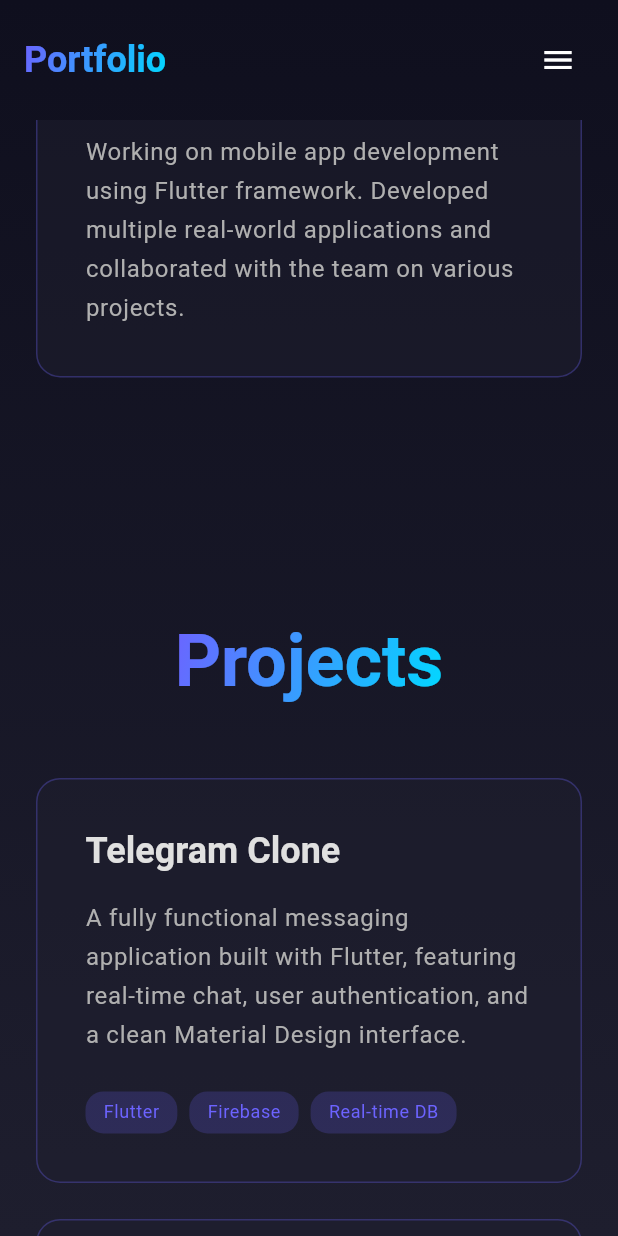
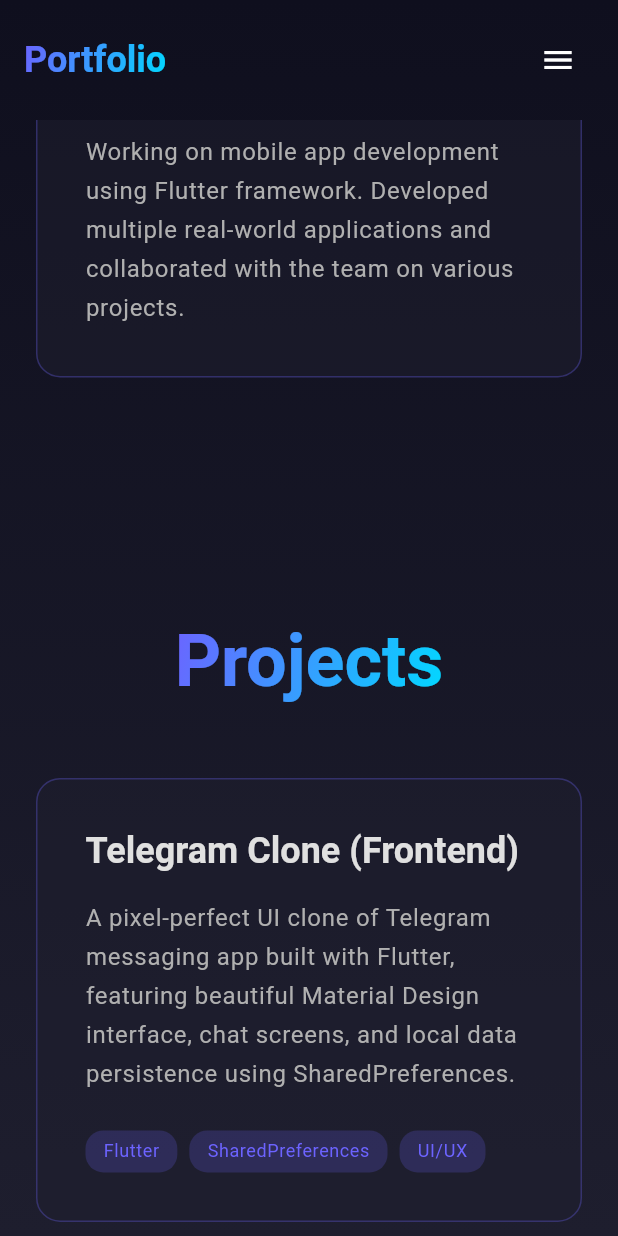
Before and after one commit to amar752/responsiveportfolio, a Flutter app: the screen it shows after launch, scrolled down 2304 dp, on a phone screen of 412 x 824 dp. Run offline on Flutter 3.47's test engine with Material 3 defaults, Android fonts, the phone set to English and light mode, and no system bars; our stand-ins replace font_awesome_flutter.

Commit message:
Update Telegram Clone description - frontend UI with SharedPreferences

```diff
--- a/lib/main.dart
+++ b/lib/main.dart
@@ -372,10 +372,10 @@
               ? Column(
                   children: [
                     _buildProjectCard(
-                      'Telegram Clone',
-                      'A fully functional messaging application built with Flutter, featuring real-time chat, '
-                      'user authentication, and a clean Material Design interface.',
-                      ['Flutter', 'Firebase', 'Real-time DB'],
+                      'Telegram Clone (Frontend)',
+                      'A pixel-perfect UI clone of Telegram messaging app built with Flutter, featuring '
+                      'beautiful Material Design interface, chat screens, and local data persistence using SharedPreferences.',
+                      ['Flutter', 'SharedPreferences', 'UI/UX'],
                     ),
                     const SizedBox(height: 24),
                     _buildProjectCard(
@@ -391,10 +391,10 @@
                   children: [
                     Expanded(
                       child: _buildProjectCard(
-                        'Telegram Clone',
-                        'A fully functional messaging application built with Flutter, featuring real-time chat, '
-                        'user authentication, and a clean Material Design interface.',
-                        ['Flutter', 'Firebase', 'Real-time DB'],
+                        'Telegram Clone (Frontend)',
+                        'A pixel-perfect UI clone of Telegram messaging app built with Flutter, featuring '
+                        'beautiful Material Design interface, chat screens, and local data persistence using SharedPreferences.',
+                        ['Flutter', 'SharedPreferences', 'UI/UX'],
                       ),
                     ),
                     const SizedBox(width: 24),
```
